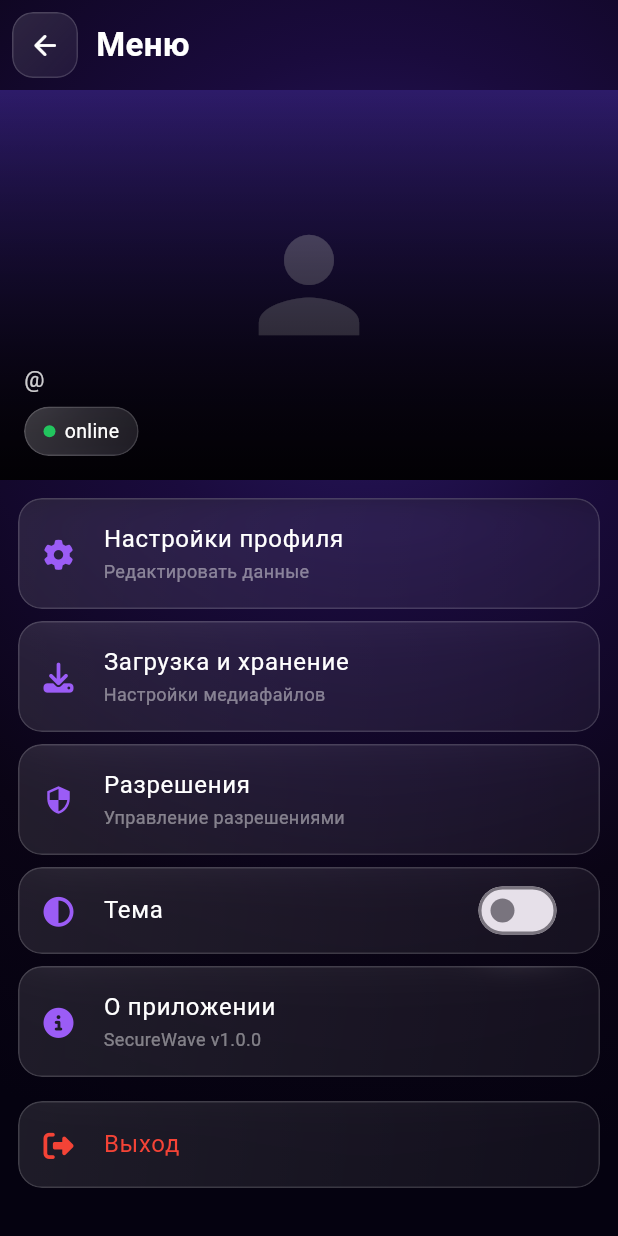
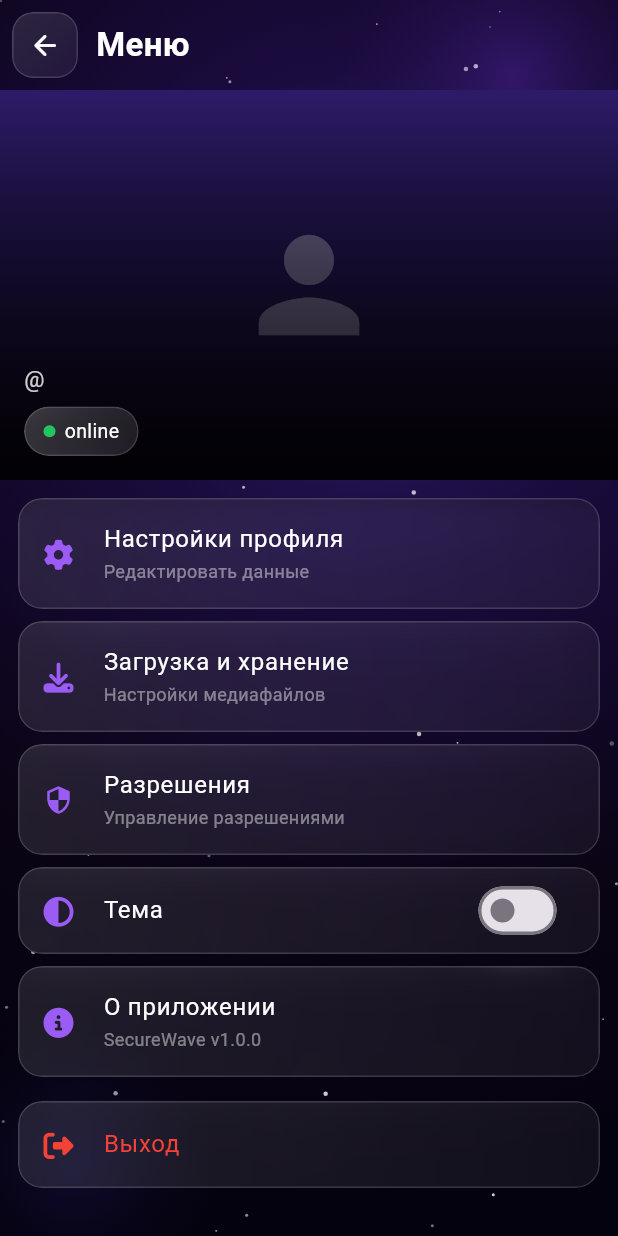
Before and after one commit to monkeygeek4-ai/securewave_app, a Flutter app: the HomeScreen screen opened by its route, after a tap on the "menu" icon, on a phone screen of 412 x 824 dp. Run offline on Flutter 3.47's test engine with Material 3 defaults, Android fonts, the phone set to English and light mode, and no system bars; our stand-ins replace cached_network_image, dio, firebase_core, firebase_messaging, flutter_local_notifications, font_awesome_flutter and 3 more; missing offline and left inert: dart:html, flutter_webrtc; accounts and stored records are empty; network calls fail.

Commit message:
feat: обновление UI home_screen — звёзды+небула на фоне, онлайн-статус всегда снизу, бейдж непрочитанных справа

```diff
--- a/lib/screens/home_screen.dart
+++ b/lib/screens/home_screen.dart
@@ -70,6 +70,40 @@ Widget _glass({
     ),
   );
 }
+
+
+// ── Stars painter ────────────────────────────────────────────────────────────
+class _StarsPainter extends CustomPainter {
+  final List<_Star> stars;
+  _StarsPainter(this.stars);
+
+  @override
+  void paint(Canvas canvas, Size size) {
+    final paint = Paint()..style = PaintingStyle.fill;
+    for (final s in stars) {
+      paint.color = Colors.white.withOpacity(s.opacity);
+      canvas.drawCircle(Offset(s.x * size.width, s.y * size.height), s.radius, paint);
+    }
+  }
+
+  @override
+  bool shouldRepaint(_StarsPainter old) => false;
+}
+
+class _Star {
+  final double x, y, radius, opacity;
+  const _Star(this.x, this.y, this.radius, this.opacity);
+}
+
+// Pre-generated star field (deterministic)
+final _kStars = List<_Star>.generate(120, (i) {
+  final seed = i * 2654435761;
+  final x = ((seed ^ (seed >> 13)) & 0xFFFF) / 0xFFFF;
+  final y = ((seed ^ (seed >> 7)) & 0xFFFF) / 0xFFFF;
+  final r = (i % 3 == 0) ? 1.5 : (i % 2 == 0) ? 1.0 : 0.6;
+  final op = (0.3 + ((seed & 0xFF) / 0xFF) * 0.6).clamp(0.2, 0.9);
+  return _Star(x, y, r, op);
+});
 
 // ── Main widget ───────────────────────────────────────────────────────────────
 class HomeScreen extends StatefulWidget {
@@ -404,7 +438,10 @@ class _HomeScreenState extends State<HomeScreen> with WidgetsBindingObserver {
 
   // ── Space background ───────────────────────────────────────────────────────
   Widget _buildSpaceBackground() {
-    return Container(
+    return Stack(
+      children: [
+        // Gradient
+        Container(
           decoration: const BoxDecoration(
             gradient: RadialGradient(
               center: Alignment(0.2, -0.5),
@@ -418,6 +455,45 @@ class _HomeScreenState extends State<HomeScreen> with WidgetsBindingObserver {
               stops: [0.0, 0.3, 0.7, 1.0],
             ),
           ),
+        ),
+        // Stars
+        CustomPaint(
+          painter: _StarsPainter(_kStars),
+          child: const SizedBox.expand(),
+        ),
+        // Nebula glow top-right
+        Positioned(
+          top: -100, right: -80,
+          child: Container(
+            width: 300, height: 300,
+            decoration: BoxDecoration(
+              shape: BoxShape.circle,
+              gradient: RadialGradient(
+                colors: [
+                  Color(0xFF7C3AED).withOpacity(0.25),
+                  Colors.transparent,
+                ],
+              ),
+            ),
+          ),
+        ),
+        // Nebula glow bottom-left
+        Positioned(
+          bottom: -60, left: -60,
+          child: Container(
+            width: 220, height: 220,
+            decoration: BoxDecoration(
+              shape: BoxShape.circle,
+              gradient: RadialGradient(
+                colors: [
+                  Color(0xFF4338CA).withOpacity(0.18),
+                  Colors.transparent,
+                ],
+              ),
+            ),
+          ),
+        ),
+      ],
     );
   }
 
@@ -680,32 +756,8 @@ class _HomeScreenState extends State<HomeScreen> with WidgetsBindingObserver {
                       ),
                       child: ClipOval(child: _buildAvatar(chat)),
                     ),
-                    // unread badge
-                    if (chat.unreadCount > 0)
-                      Positioned(
-                        right: 0, top: 0,
-                        child: Container(
-                          padding: const EdgeInsets.all(4),
-                          decoration: BoxDecoration(
-                            gradient: const LinearGradient(
-                              colors: [_kUnread, Color(0xFFF43F5E)],
-                            ),
-                            shape: BoxShape.circle,
-                            boxShadow: [BoxShadow(
-                              color: _kUnread.withOpacity(0.5),
-                              blurRadius: 6,
-                            )],
-                          ),
-                          constraints: const BoxConstraints(minWidth: 20, minHeight: 20),
-                          child: Text(
-                            chat.unreadCount > 99 ? '99+' : '${chat.unreadCount}',
-                            style: const TextStyle(color: Colors.white, fontSize: 10, fontWeight: FontWeight.bold),
-                            textAlign: TextAlign.center,
-                          ),
-                        ),
-                      ),
-                    // online dot (only when no unread)
-                    if (chat.isOnline && chat.unreadCount == 0)
+                    // Online dot — always at bottom-right when online
+                    if (chat.isOnline)
                       Positioned(
                         right: 2, bottom: 2,
                         child: Container(
@@ -752,39 +804,49 @@ class _HomeScreenState extends State<HomeScreen> with WidgetsBindingObserver {
                     ],
                   ),
                 ),
-                // ── Time + more ──
+                // ── Time + unread badge ──
                 Column(
                   crossAxisAlignment: CrossAxisAlignment.end,
                   mainAxisAlignment: MainAxisAlignment.center,
                   children: [
                     if (chat.lastMessageTime != null)
-                      Container(
-                        padding: const EdgeInsets.symmetric(horizontal: 8, vertical: 3),
-                        decoration: BoxDecoration(
-                          gradient: chat.unreadCount > 0
-                              ? const LinearGradient(colors: [_kPurple, _kIndigo])
-                              : null,
-                          borderRadius: BorderRadius.circular(10),
-                        ),
-                        child: Text(
+                      Text(
                         _formatTime(chat.lastMessageTime!),
                         style: TextStyle(
                           fontSize: 11,
                           color: chat.unreadCount > 0
-                                ? Colors.white
+                              ? Colors.white.withOpacity(0.85)
                               : Colors.white.withOpacity(0.4),
-                            fontWeight: chat.unreadCount > 0 ? FontWeight.bold : FontWeight.normal,
+                          fontWeight: chat.unreadCount > 0 ? FontWeight.w600 : FontWeight.normal,
                         ),
                       ),
+                    const SizedBox(height: 6),
+                    if (chat.unreadCount > 0)
+                      Container(
+                        padding: const EdgeInsets.symmetric(horizontal: 6, vertical: 3),
+                        decoration: BoxDecoration(
+                          gradient: const LinearGradient(
+                            colors: [_kUnread, Color(0xFF9B5CF6)],
                           ),
-                    if (!isTablet) ...[
-                      const SizedBox(height: 6),
+                          borderRadius: BorderRadius.circular(12),
+                          boxShadow: [BoxShadow(
+                            color: _kUnread.withOpacity(0.45),
+                            blurRadius: 8,
+                          )],
+                        ),
+                        constraints: const BoxConstraints(minWidth: 22, minHeight: 22),
+                        child: Text(
+                          chat.unreadCount > 99 ? '99+' : '${chat.unreadCount}',
+                          style: const TextStyle(color: Colors.white, fontSize: 11, fontWeight: FontWeight.bold),
+                          textAlign: TextAlign.center,
+                        ),
+                      )
+                    else if (!isTablet)
                       GestureDetector(
                         onTap: () => _showChatOptions(chat),
                         child: Icon(Icons.more_vert_rounded,
                             size: 18, color: Colors.white.withOpacity(0.3)),
                       ),
-                    ],
                   ],
                 ),
               ],
```
Lines whose indentation alone changed are shown as unchanged.
